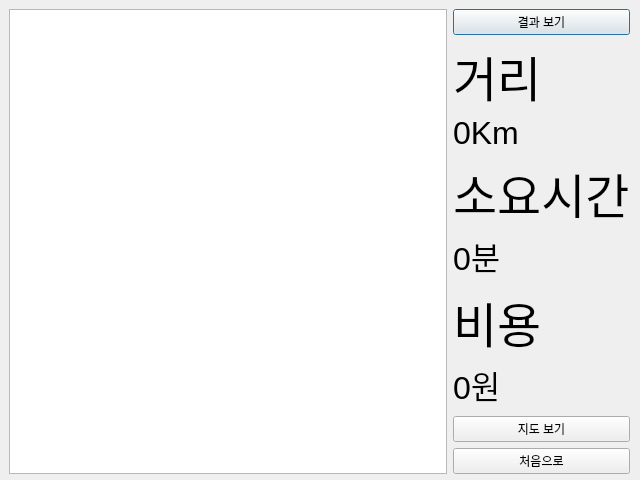
Before: the Qt Designer form src/end.ui in wooing1084/TripPlanner, drawn with Qt 5.
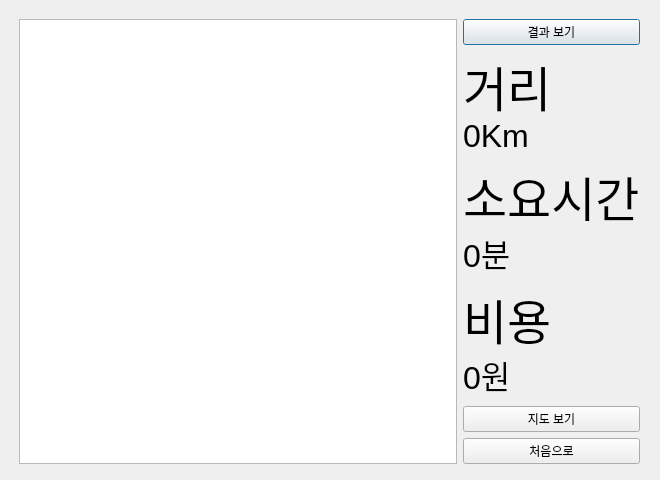
After: the same form once the commit is applied.

The edit to the form file:
```diff
--- a/src/end.ui
+++ b/src/end.ui
@@ -6,7 +6,7 @@
    <rect>
     <x>0</x>
     <y>0</y>
-    <width>640</width>
+    <width>660</width>
     <height>480</height>
    </rect>
   </property>
@@ -18,11 +18,23 @@
     <rect>
      <x>9</x>
      <y>9</y>
-     <width>621</width>
+     <width>641</width>
      <height>465</height>
     </rect>
    </property>
    <layout class="QGridLayout" name="gridLayout">
+    <property name="leftMargin">
+     <number>10</number>
+    </property>
+    <property name="topMargin">
+     <number>10</number>
+    </property>
+    <property name="rightMargin">
+     <number>10</number>
+    </property>
+    <property name="bottomMargin">
+     <number>10</number>
+    </property>
     <item row="0" column="1">
      <widget class="QPushButton" name="pushButton">
       <property name="text">
```
